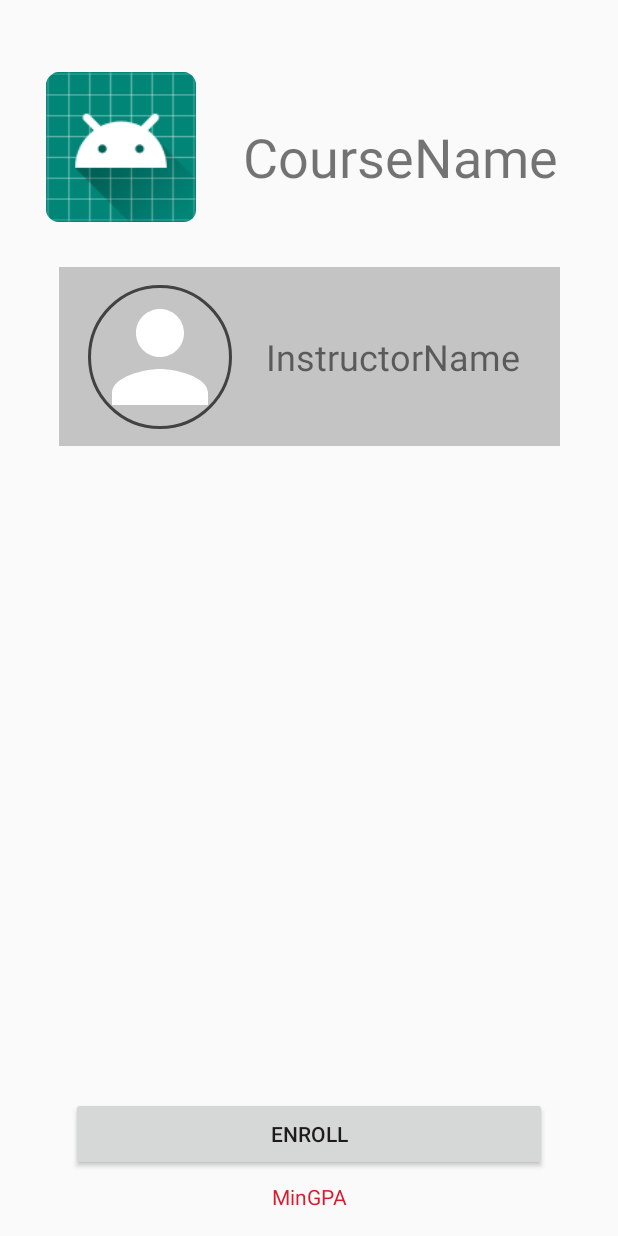
After one commit to catalyzedgrey/ASU-Courses, an Android app: the layout activity_courses_details.xml on its own in the app's theme, with its tools: preview values and no code run, on a phone screen of 412 x 824 dp. The commit adds this screen. Run offline under Robolectric (Android 15) with nearby library versions, the phone set to English and light mode, and no system bars.

Commit message:
Added Courses DetailsActivity

```diff
--- a/app/build.gradle
+++ b/app/build.gradle
@@ -33,4 +33,11 @@ dependencies {
     implementation 'com.squareup.retrofit2:converter-gson:2.6.0'
     implementation 'com.google.code.gson:gson:2.8.5'
     implementation 'com.android.support:recyclerview-v7:28.0.0'
+
+    //glide
+    implementation 'com.github.bumptech.glide:glide:4.9.0'
+    annotationProcessor 'com.github.bumptech.glide:compiler:4.9.0'
+
+    //Circular Imageview
+    implementation 'de.hdodenhof:circleimageview:3.0.0'
 }
--- a/app/src/main/AndroidManifest.xml
+++ b/app/src/main/AndroidManifest.xml
@@ -12,7 +12,11 @@
         android:supportsRtl="true"
         android:theme="@style/AppTheme"
         android:usesCleartextTraffic="true">
-        <activity android:name=".activities.SignUpActivity"></activity>
+        <activity
+            android:name=".activities.CoursesDetailsActivity"
+            android:exported="true"
+            android:theme="@style/Theme.AppCompat.Light.NoActionBar"></activity>
+        <activity android:name=".activities.SignUpActivity" />
         <activity android:name=".activities.LoginActivity" />
         <activity android:name=".activities.InstructorDetailsActivity" />
         <activity android:name=".activities.CoursesListActivity" />
--- /dev/null
+++ b/app/src/main/java/com/asu/asucourses/activities/CoursesDetailsActivity.java
@@ -0,0 +1,69 @@
+package com.asu.asucourses.activities;
+
+import android.support.v7.app.AppCompatActivity;
+import android.os.Bundle;
+import android.view.View;
+import android.widget.Button;
+import android.widget.ImageView;
+import android.widget.TextView;
+
+import com.asu.asucourses.R;
+import com.asu.asucourses.application.User;
+import com.asu.asucourses.models.Course;
+import com.bumptech.glide.Glide;
+
+import de.hdodenhof.circleimageview.CircleImageView;
+
+public class CoursesDetailsActivity extends AppCompatActivity {
+
+    ImageView courseImage;
+    CircleImageView instructorImage;
+    TextView courseTitle;
+    TextView instructorName;
+    TextView courseDetails;
+    TextView minGPA;
+    Button enroll;
+
+    @Override
+    protected void onCreate(Bundle savedInstanceState) {
+        super.onCreate(savedInstanceState);
+        setContentView(R.layout.activity_courses_details);
+        courseImage = findViewById(R.id.CourseImage);
+        instructorImage = findViewById(R.id.InstructorImage);
+        courseTitle = findViewById(R.id.CourseTitletextView);
+        instructorName = findViewById(R.id.InstructorNameTextView);
+        courseDetails = findViewById(R.id.CourseDetailsTextView);
+        minGPA = findViewById(R.id.minGPA);
+        enroll = findViewById(R.id.enrollBtn);
+        enroll.setOnClickListener(new View.OnClickListener() {
+            @Override
+            public void onClick(View view) {
+                //added to "My Courses"
+            }
+        });
+        //test
+        setParameters(courseImage,instructorImage,courseTitle,instructorName,courseDetails);
+    }
+
+    //Check users eligibility to enroll to course
+    public void CheckGPA(User user, Course course) {
+        if (Float.parseFloat(user.getGpa()) < course.getMinGPA()) {
+            minGPA.setText("Minimum GPA is" + course.getMinGPA());
+            minGPA.setVisibility(View.VISIBLE);
+            enroll.setEnabled(false);
+
+        }
+    }
+
+    //Set Course Parameters with data sent from service
+    public void setParameters(ImageView courseImage, CircleImageView instructorImage, TextView courseTitle, TextView instructorName, TextView courseDetails) {
+        //Todo: To be replaced with service
+        //Dummy inputs
+        String[] URLS = {"https://www.virversity.com/images/dowell/courses/createacourse/oc/courseintroimage.jpg"};
+        Glide.with(this).load(URLS[0]).into(this.courseImage);
+        Glide.with(this).load(URLS[0]).into(this.instructorImage);
+        this.courseTitle.setText("Physics");
+        this.instructorName.setText("John");
+        this.courseDetails.setText("Lorem ipsum dolor sit amet, consectetur adipiscing elit. Aenean dapibus quis leo nec luctus. Nam sit amet est orci. Vestibulum fermentum eros magna, hendrerit rhoncus enim lacinia eu.");
+    }
+}
--- /dev/null
+++ b/app/src/main/res/layout/activity_courses_details.xml
@@ -0,0 +1,131 @@
+<?xml version="1.0" encoding="utf-8"?>
+<android.support.constraint.ConstraintLayout xmlns:android="http://schemas.android.com/apk/res/android"
+    xmlns:app="http://schemas.android.com/apk/res-auto"
+    xmlns:tools="http://schemas.android.com/tools"
+    android:id="@+id/relativeLayout"
+    android:layout_width="match_parent"
+    android:layout_height="match_parent"
+    tools:context=".activities.CoursesDetailsActivity">
+
+
+    <ImageView
+        android:id="@+id/CourseImage"
+        android:layout_width="100dp"
+        android:layout_height="100dp"
+        android:layout_marginStart="50dp"
+        android:layout_marginTop="48dp"
+        android:layout_marginEnd="10dp"
+        android:scaleType="centerCrop"
+        android:src="@mipmap/ic_launcher"
+        app:layout_constraintEnd_toStartOf="@+id/CourseTitletextView"
+        app:layout_constraintHorizontal_bias="1.0"
+        app:layout_constraintStart_toStartOf="parent"
+        app:layout_constraintTop_toTopOf="parent"
+        tools:layout_conversion_wrapHeight="263"
+        tools:layout_conversion_wrapWidth="263" />
+    <view
+        android:id="@+id/InstructorView"
+        class="android.support.constraint.ConstraintLayout"
+        id="@+id/Instructorview"
+        android:layout_width="334dp"
+        android:layout_height="119dp"
+        android:layout_marginStart="20dp"
+        android:layout_marginTop="30dp"
+        android:layout_marginEnd="20dp"
+        android:background="@color/cardview_shadow_start_color"
+        app:layout_constraintEnd_toEndOf="parent"
+        app:layout_constraintStart_toStartOf="parent"
+        app:layout_constraintTop_toBottomOf="@+id/CourseImage" />
+
+    <de.hdodenhof.circleimageview.CircleImageView xmlns:app="http://schemas.android.com/apk/res-auto"
+        android:id="@+id/InstructorImage"
+        android:layout_width="96dp"
+        android:layout_height="96dp"
+        android:layout_marginStart="56dp"
+        android:layout_marginEnd="8dp"
+        android:src="@drawable/ic_person"
+        app:civ_border_color="@color/cardview_dark_background"
+        app:civ_border_width="2dp"
+        app:layout_constraintBottom_toBottomOf="@+id/InstructorView"
+        app:layout_constraintEnd_toEndOf="@+id/InstructorView"
+        app:layout_constraintHorizontal_bias="0.014"
+        app:layout_constraintStart_toStartOf="parent"
+        app:layout_constraintTop_toTopOf="@+id/InstructorView" />
+
+    <TextView
+        android:id="@+id/CourseTitletextView"
+        android:layout_width="214dp"
+        android:layout_height="51dp"
+        android:layout_marginStart="21dp"
+        android:layout_marginTop="80dp"
+        android:layout_marginEnd="56dp"
+        android:text="CourseName"
+        android:textSize="36sp"
+        app:layout_constraintEnd_toEndOf="parent"
+        app:layout_constraintStart_toEndOf="@+id/CourseImage"
+        app:layout_constraintTop_toTopOf="parent"
+        tools:layout_conversion_wrapHeight="129"
+        tools:layout_conversion_wrapWidth="389" />
+
+    <Button
+        android:id="@+id/enrollBtn"
+        android:layout_width="317dp"
+        android:layout_height="49dp"
+        android:layout_marginStart="20dp"
+        android:layout_marginEnd="20dp"
+        android:layout_marginBottom="43dp"
+        android:text="Enroll"
+        app:layout_constraintBottom_toBottomOf="parent"
+        app:layout_constraintEnd_toEndOf="parent"
+        app:layout_constraintStart_toStartOf="parent" />
+
+
+
+    <TextView
+        android:id="@+id/InstructorNameTextView"
+        android:layout_width="178dp"
+        android:layout_height="33dp"
+        android:layout_marginStart="12dp"
+        android:layout_marginEnd="8dp"
+        android:text="InstructorName"
+        android:textSize="24sp"
+        app:layout_constraintBottom_toBottomOf="@+id/InstructorView"
+        app:layout_constraintEnd_toEndOf="@+id/InstructorView"
+        app:layout_constraintStart_toEndOf="@+id/InstructorImage"
+        app:layout_constraintTop_toTopOf="@+id/InstructorView" />
+
+    <TextView
+        android:id="@+id/CourseDetailsTextView"
+        android:layout_width="335dp"
+        android:layout_height="280dp"
+        android:layout_marginStart="20dp"
+        android:layout_marginTop="8dp"
+        android:layout_marginEnd="20dp"
+        android:layout_marginBottom="8dp"
+        android:scrollbars="vertical"
+        android:text='""'
+        android:textColor="@color/cardview_dark_background"
+        android:verticalScrollbarPosition="right"
+        android:visibility="invisible"
+        app:layout_constraintBottom_toTopOf="@+id/enrollBtn"
+        app:layout_constraintEnd_toEndOf="parent"
+        app:layout_constraintStart_toStartOf="parent"
+        app:layout_constraintTop_toBottomOf="@+id/InstructorView" />
+
+    <TextView
+        android:id="@+id/minGPA"
+        android:layout_width="wrap_content"
+        android:layout_height="wrap_content"
+        android:layout_marginStart="20dp"
+        android:layout_marginTop="7dp"
+        android:layout_marginEnd="20dp"
+        android:layout_marginBottom="17dp"
+        android:text="MinGPA"
+        android:textColor="@color/colorAccent"
+        app:layout_constraintBottom_toBottomOf="parent"
+        app:layout_constraintEnd_toEndOf="parent"
+        app:layout_constraintStart_toStartOf="parent"
+        app:layout_constraintTop_toBottomOf="@+id/enrollBtn" />
+
+
+</android.support.constraint.ConstraintLayout>
--- a/app/src/main/res/values/colors.xml
+++ b/app/src/main/res/values/colors.xml
@@ -2,5 +2,5 @@
 <resources>
     <color name="colorPrimary">#008577</color>
     <color name="colorPrimaryDark">#00574B</color>
-    <color name="colorAccent">#D81B60</color>
+    <color name="colorAccent">#D81B2B</color>
 </resources>
--- a/app/src/main/res/values/strings.xml
+++ b/app/src/main/res/values/strings.xml
@@ -16,8 +16,6 @@
     <string name="registerBtn">Register</string>
 
 
-
-
     <string name="allBtn">ALL</string>
     <string name="buildingEngineeringBtn">Building Engineering</string>
     <string name="communicationSystemsEngineeringBtn">Communication Systems Engineering</string>
```
